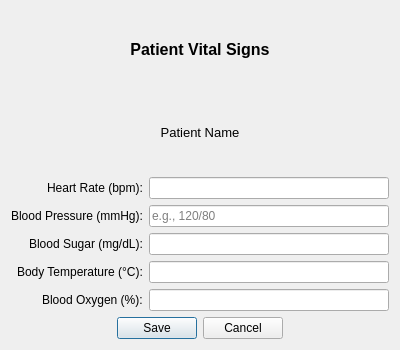
The window that ER_Department_Flow/vitals_dialog.ui (CSEN-174-W25/csen-174-emergency-department-flow-optimization) describes before a commit, drawn with Qt 5.
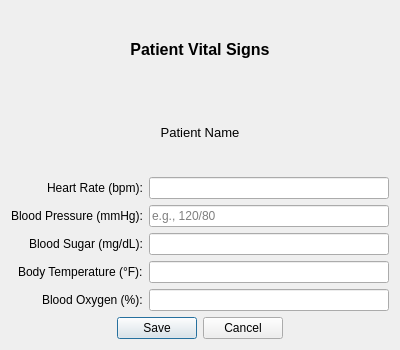
The same window after the commit.

Commit message: Cancel Button for Patients

The edit to the form file:
```diff
--- a/ER_Department_Flow/vitals_dialog.ui
+++ b/ER_Department_Flow/vitals_dialog.ui
@@ -87,7 +87,7 @@
      <item row="3" column="0">
       <widget class="QLabel" name="temperatureLabel">
        <property name="text">
-        <string>Body Temperature (°C):</string>
+        <string>Body Temperature (°F):</string>
        </property>
       </widget>
      </item>
```
Left out of the diff: 10 changed lines with no effect on the pictures. The commit also changes 7 other files.
